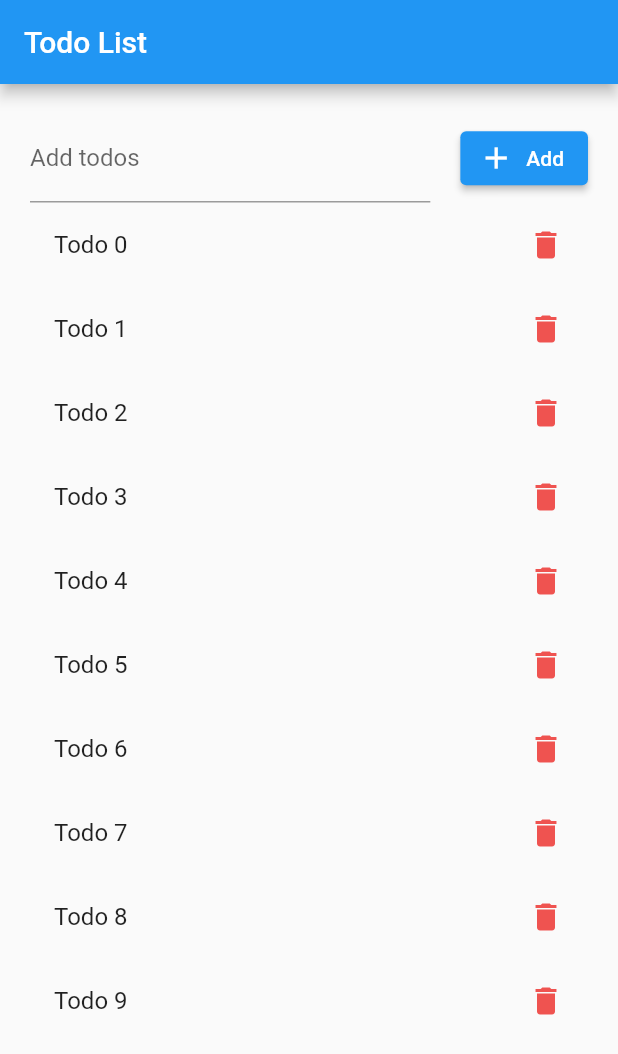
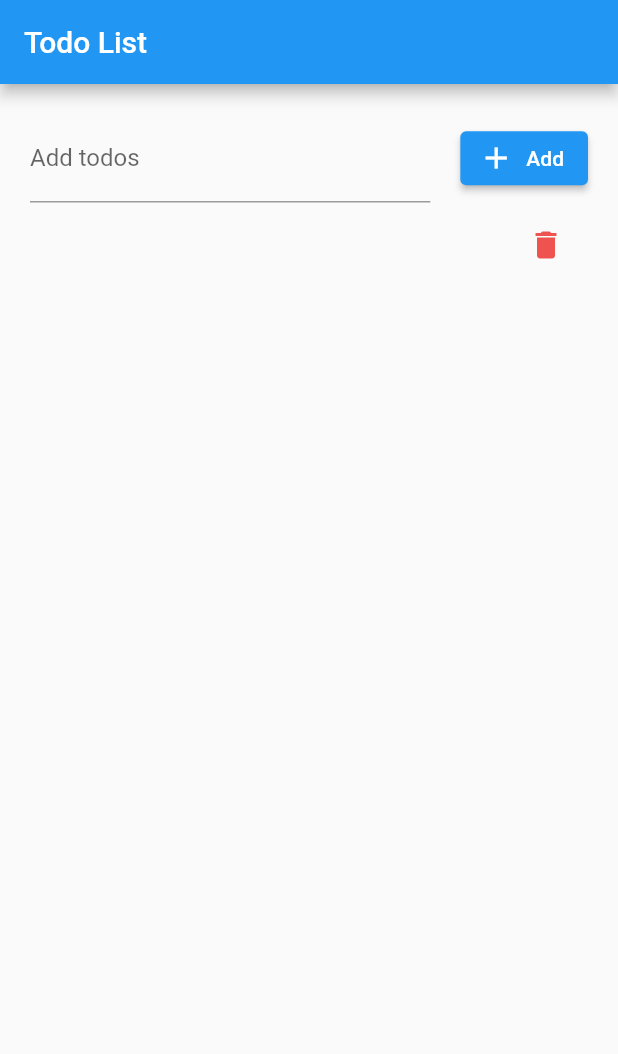
Before and after one commit to TKSkygod/TodoList_App, a Flutter app: the screen it shows after launch, after a tap on "Add", on a phone screen of 412 x 824 dp. Shown: the top 1054 px of the screen. Run offline on Flutter 3.47's test engine with Material 2 defaults, Android fonts, the phone set to English and light mode, and no system bars.

Commit message:
add todo BloC, editing wigdet todo, test logic add/del lists, update Readme

```diff
--- /dev/null
+++ b/lib/base/base_bloc.dart
@@ -0,0 +1,27 @@
+import 'dart:async';
+import 'package:flutter/widgets.dart';
+
+import 'base_event.dart';
+
+abstract class BaseBloc {
+  StreamController<BaseEvent> _eventStreamController =
+      StreamController<BaseEvent>();
+
+  Sink<BaseEvent> get event => _eventStreamController;
+  BaseBloc() {
+    _eventStreamController.stream.listen((event) {
+      if (event is! BaseEvent) {
+        throw Exception("Event khong hop le");
+      }
+
+      dispatchEvent(event);
+    });
+  }
+
+  void dispatchEvent(BaseEvent event);
+
+  @mustCallSuper
+  void dispose() {
+    _eventStreamController.close();
+  }
+}
--- /dev/null
+++ b/lib/base/base_event.dart
@@ -0,0 +1 @@
+class BaseEvent {}
--- /dev/null
+++ b/lib/bloc/todo_bloc.dart
@@ -0,0 +1,44 @@
+import 'dart:async';
+import 'dart:math';
+
+import 'package:flutter_todolist_app/base/base_bloc.dart';
+import 'package:flutter_todolist_app/base/base_event.dart';
+import 'package:flutter_todolist_app/event/add_todo_event.dart';
+import 'package:flutter_todolist_app/event/delete_todo_event.dart';
+import 'package:flutter_todolist_app/model/todo.dart';
+
+class TodoBloc extends BaseBloc {
+  StreamController<List<ToDo>> _todoListStreamController =
+      StreamController<List<ToDo>>();
+  Stream<List<ToDo>> get todoListStream => _todoListStreamController.stream;
+  var _random = Random();
+  // ignore: prefer_final_fields
+  List<ToDo> _todoListData = <ToDo>[];
+
+  _addTodo(ToDo todo) {
+    _todoListData.add(todo);
+    _todoListStreamController.sink.add(_todoListData);
+  }
+
+  _deleteTodo(ToDo todo) {
+    _todoListData.remove(todo);
+    _todoListStreamController.sink.add(_todoListData);
+  }
+
+  @override
+  void dispatchEvent(BaseEvent event) {
+    if (event is AddTodoEvent) {
+      ToDo todo = ToDo.fromData(_random.nextInt(1000000), event.content);
+      _addTodo(todo);
+    } else if (event is DeleteTodoEvent) {
+      _deleteTodo(event.todo);
+    }
+  }
+
+  @override
+  void dispose() {
+    // TODO: implement dispose
+    super.dispose();
+    _todoListStreamController.close();
+  }
+}
--- /dev/null
+++ b/lib/event/add_todo_event.dart
@@ -0,0 +1,6 @@
+import 'package:flutter_todolist_app/base/base_event.dart';
+
+class AddTodoEvent extends BaseEvent {
+  String content;
+  AddTodoEvent(this.content);
+}
--- /dev/null
+++ b/lib/event/delete_todo_event.dart
@@ -0,0 +1,8 @@
+import 'package:flutter_todolist_app/base/base_event.dart';
+
+import '../model/todo.dart';
+
+class DeleteTodoEvent extends BaseEvent {
+  ToDo todo;
+  DeleteTodoEvent(this.todo);
+}
--- a/lib/main.dart
+++ b/lib/main.dart
@@ -1,7 +1,9 @@
 // ignore_for_file: prefer_const_constructors, use_key_in_widget_constructors, prefer_const_literals_to_create_immutables, avoid_unnecessary_containers, unused_element
 
 import 'package:flutter/material.dart';
+import 'package:flutter_todolist_app/bloc/todo_bloc.dart';
 import 'todo/todo_list_container.dart';
+import 'package:provider/provider.dart';
 
 void main() => runApp(MyApp());
 
@@ -15,7 +17,10 @@ class MyApp extends StatelessWidget {
       ),
       home: Scaffold(
         appBar: AppBar(title: Text("Todo List")),
-        body: TodoListContainer(),
+        body: Provider<TodoBloc>.value(
+          value: TodoBloc(),
+          child: TodoListContainer(),
+        ),
       ),
     );
   }
--- /dev/null
+++ b/lib/model/todo.dart
@@ -0,0 +1,19 @@
+class ToDo {
+  int _id = 0;
+  String _content = "";
+
+  ToDo.fromData(id, content) {
+    _id = id;
+    _content = content;
+  }
+
+  String get content => _content;
+  set content(String value) {
+    _content = value;
+  }
+
+  int get id => _id;
+  set id(int value) {
+    _id = value;
+  }
+}
--- a/lib/todo/todo_header.dart
+++ b/lib/todo/todo_header.dart
@@ -1,11 +1,16 @@
 // ignore_for_file: use_key_in_widget_constructors
 
 import 'package:flutter/material.dart';
+import 'package:flutter_todolist_app/bloc/todo_bloc.dart';
+import 'package:flutter_todolist_app/event/add_todo_event.dart';
+import 'package:provider/provider.dart';
 
 class TodoHeader extends StatelessWidget {
   @override
   Widget build(BuildContext context) {
     var txtTodoController = TextEditingController();
+    var bloc = Provider.of<TodoBloc>(context);
+
     return Row(
       children: <Widget>[
         Expanded(
@@ -19,7 +24,11 @@ class TodoHeader extends StatelessWidget {
         ),
         SizedBox(width: 20),
         ElevatedButton.icon(
-            onPressed: () {}, icon: Icon(Icons.add), label: Text("Add")),
+            onPressed: () {
+              bloc.event.add(AddTodoEvent(txtTodoController.text));
+            },
+            icon: Icon(Icons.add),
+            label: Text("Add")),
       ],
     );
   }
--- a/lib/todo/todo_list.dart
+++ b/lib/todo/todo_list.dart
@@ -1,4 +1,9 @@
 import 'package:flutter/material.dart';
+import 'package:flutter_todolist_app/bloc/todo_bloc.dart';
+import 'package:flutter_todolist_app/event/delete_todo_event.dart';
+import 'package:provider/provider.dart';
+
+import '../model/todo.dart';
 
 class TodoList extends StatefulWidget {
   @override
@@ -8,13 +13,26 @@ class TodoList extends StatefulWidget {
 class _TodoListState extends State<TodoList> {
   @override
   Widget build(BuildContext context) {
+    return Consumer<TodoBloc>(
+        builder: (context, bloc, child) => StreamBuilder<List<ToDo>>(
+            stream: bloc.todoListStream,
+            builder: (context, snapshot) {
+              switch (snapshot.connectionState) {
+                case ConnectionState.active:
                   return ListView.builder(
-        itemCount: 10, //hardcode
+                      itemCount: snapshot.data?.length,
                       itemBuilder: (context, index) {
                         return ListTile(
-            title: Text("Todo $index"),
+                          title: Text(
+                            snapshot.data![index].content,
+                            style: TextStyle(fontSize: 20),
+                          ),
                           trailing: GestureDetector(
-              onTap: () {},
+                            onTap: () {
+                              bloc.event
+                                  .add(DeleteTodoEvent(snapshot.data![index]));
+                              print("Delete");
+                            },
                             child: Icon(
                               Icons.delete,
                               color: Colors.red[400],
@@ -22,5 +40,27 @@ class _TodoListState extends State<TodoList> {
                           ),
                         );
                       });
+                case ConnectionState.waiting:
+                  return Center(
+                    child: Container(
+                      width: 70,
+                      height: 70,
+                      child: Text(
+                        "Empty",
+                        style: TextStyle(fontSize: 20),
+                      ),
+                    ),
+                  );
+                case ConnectionState.none:
+                default:
+                  return Center(
+                    child: Container(
+                      width: 70,
+                      height: 70,
+                      child: CircularProgressIndicator(),
+                    ),
+                  );
+              }
+            }));
   }
 }
--- a/pubspec.yaml
+++ b/pubspec.yaml
@@ -45,6 +45,8 @@ dev_dependencies:
   # activated in the `analysis_options.yaml` file located at the root of your
   # package. See that file for information about deactivating specific lint
   # rules and activating additional ones.
+  provider: ^6.0.5
+
   flutter_lints: ^2.0.0
 
 # For information on the generic Dart part of this file, see the
```
Also changed, not shown: pubspec.lock, 1 other file. Lines whose indentation alone changed are shown as unchanged.
